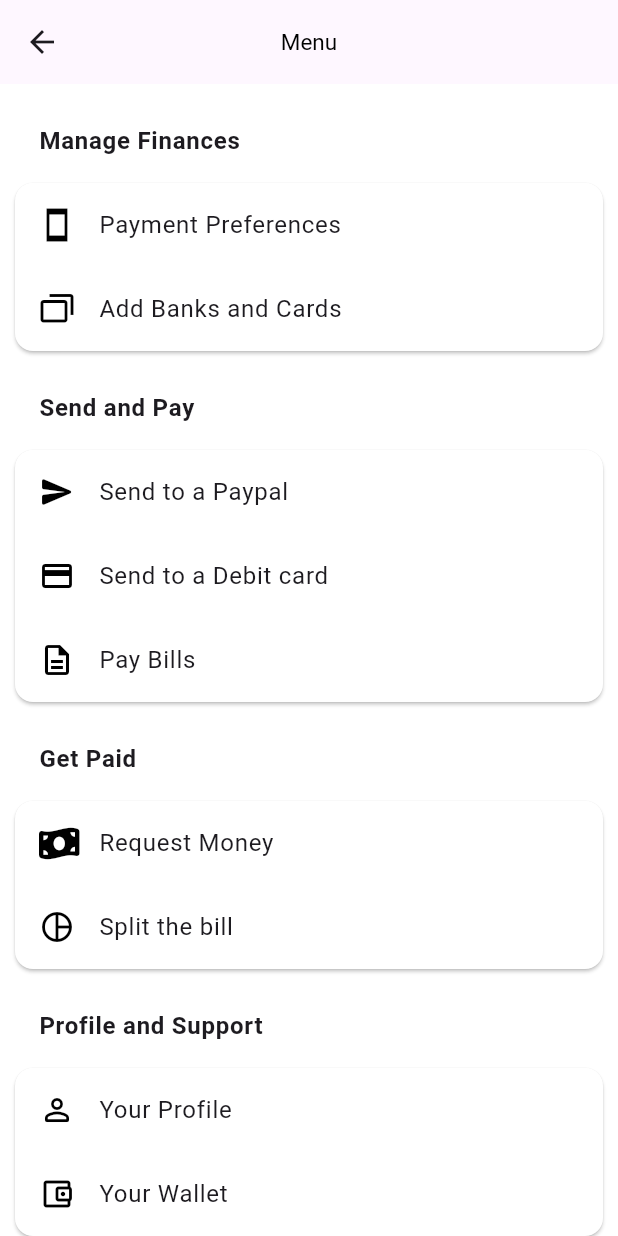
After one commit to diyang24/pay_pal_clone, a Flutter app: the HomeScreen screen opened by its route, after a tap on the "menu" icon, on a phone screen of 412 x 824 dp. The commit adds this screen. Run offline on Flutter 3.47's test engine with Material 3 defaults, Android fonts, the light colour scheme and no system bars; our stand-ins replace font_awesome_flutter, google_fonts; Roboto replaces fonts that are missing (Arial).

Commit message:
+ menu_page

```diff
--- a/lib/screens/home_screen.dart
+++ b/lib/screens/home_screen.dart
@@ -1,5 +1,6 @@
 import 'package:flutter/material.dart';
 import '../widgets/send_request_buttons.dart'; // Ensure this widget has rounded black buttons
+import 'package:paypal_clone/screens/menu_page.dart';
 import 'package:paypal_clone/screens/profile_page.dart';
 
 class HomeScreen extends StatelessWidget {
@@ -19,7 +20,16 @@ class HomeScreen extends StatelessWidget {
               child: Row(
                 mainAxisAlignment: MainAxisAlignment.spaceBetween,
                 children: [
-                  Icon(Icons.menu, color: Colors.black),
+                  IconButton(
+                    onPressed: () {
+                      Navigator.push(
+                        context,
+                        MaterialPageRoute(
+                            builder: (context) => const MenuPage()),
+                      );
+                    },
+                    icon: const Icon(Icons.menu, color: Colors.black),
+                  ),
                   IconButton(
                     onPressed: () {
                       Navigator.push(
@@ -28,7 +38,8 @@ class HomeScreen extends StatelessWidget {
                             builder: (context) => const ProfilePage()),
                       );
                     },
-                    icon: const Icon(Icons.person_outline, color: Colors.black),
+                    icon: const Icon(Icons.person_outline_rounded,
+                        color: Colors.black),
                   ),
                 ],
               ),
--- /dev/null
+++ b/lib/screens/menu_page.dart
@@ -0,0 +1,162 @@
+import 'package:flutter/material.dart';
+import 'package:font_awesome_flutter/font_awesome_flutter.dart';
+import 'package:paypal_clone/screens/profile_page.dart';
+
+class MenuPage extends StatelessWidget {
+  const MenuPage({super.key});
+
+  @override
+  Widget build(BuildContext context) {
+    return Scaffold(
+      appBar: AppBar(
+        leading: BackButton(),
+        centerTitle: true,
+        title: const Text(
+          'Menu',
+          style: TextStyle(
+            color: Colors.black,
+            fontFamily: 'Arial',
+            fontSize: 15,
+          ),
+        ),
+      ),
+      backgroundColor: const Color(0xF2F4F8),
+      body: Container(
+        color: Color(0xF2F4F8),
+        child: ListView(
+          padding: EdgeInsets.all(10),
+          children: [
+            ListTile(
+              title: Text(
+                "Manage Finances",
+                style: TextStyle(fontWeight: FontWeight.w600),
+              ),
+            ),
+            Card(
+              margin: EdgeInsets.only(top: 0, bottom: 10),
+              child: Column(
+                children: [
+                  ListTile(
+                    leading: Icon(
+                      Icons.smartphone_sharp,
+                      color: Colors.black,
+                    ),
+                    title: Text("Payment Preferences"),
+                  ),
+                  ListTile(
+                    leading: Transform.rotate(
+                      angle: 3.14 / 2,
+                      child: Icon(
+                        Icons.copy,
+                        color: Colors.black,
+                      ),
+                    ),
+                    title: Text("Add Banks and Cards"),
+                  )
+                ],
+              ),
+              color: Colors.white,
+            ),
+            ListTile(
+              title: Text(
+                "Send and Pay",
+                style: TextStyle(fontWeight: FontWeight.w600),
+              ),
+            ),
+            Card(
+              margin: EdgeInsets.only(top: 0, bottom: 10),
+              child: Column(
+                children: [
+                  ListTile(
+                    leading: Icon(
+                      Icons.send_rounded,
+                      color: Colors.black,
+                    ),
+                    title: Text("Send to a Paypal "),
+                  ),
+                  ListTile(
+                    leading: Icon(
+                      Icons.credit_card_outlined,
+                      color: Colors.black,
+                    ),
+                    title: Text("Send to a Debit card"),
+                  ),
+                  ListTile(
+                    leading: Icon(
+                      Icons.description_outlined,
+                      color: Colors.black,
+                    ),
+                    title: Text("Pay Bills"),
+                  ),
+                ],
+              ),
+              color: Colors.white,
+            ),
+            ListTile(
+              title: Text(
+                "Get Paid",
+                style: TextStyle(fontWeight: FontWeight.w600),
+              ),
+            ),
+            Card(
+              margin: EdgeInsets.only(top: 0, bottom: 10),
+              child: Column(
+                children: [
+                  ListTile(
+                    leading: Icon(
+                      FontAwesomeIcons.moneyBillWave,
+                      color: Colors.black,
+                    ),
+                    title: Text("Request Money"),
+                  ),
+                  ListTile(
+                    leading: Icon(
+                      Icons.pie_chart_outline,
+                      color: Colors.black,
+                    ),
+                    title: Text("Split the bill"),
+                  ),
+                ],
+              ),
+              color: Colors.white,
+            ),
+            ListTile(
+              title: Text(
+                "Profile and Support",
+                style: TextStyle(fontWeight: FontWeight.w600),
+              ),
+            ),
+            Card(
+              margin: EdgeInsets.only(top: 0, bottom: 10),
+              child: Column(
+                children: [
+                  ListTile(
+                    leading: Icon(
+                      Icons.person_outline_rounded,
+                      color: Colors.black,
+                    ),
+                    title: Text("Your Profile"),
+                    onTap: () {
+                      Navigator.push(
+                          context,
+                          MaterialPageRoute(
+                              builder: (context) => const ProfilePage()));
+                    },
+                  ),
+                  ListTile(
+                    leading: Icon(
+                      Icons.account_balance_wallet_outlined,
+                      color: Colors.black,
+                    ),
+                    title: Text("Your Wallet"),
+                  )
+                ],
+              ),
+              color: Colors.white,
+            ),
+          ],
+        ),
+      ),
+    );
+  }
+}
--- a/lib/screens/profile_page.dart
+++ b/lib/screens/profile_page.dart
@@ -1,5 +1,6 @@
 import 'package:flutter/material.dart';
 import 'package:paypal_clone/screens/notifications_page.dart';
+import 'package:paypal_clone/screens/login_page.dart';
 
 class ProfilePage extends StatelessWidget {
   const ProfilePage({super.key});
@@ -37,6 +38,7 @@ class ProfilePage extends StatelessWidget {
           Card(
             margin: EdgeInsets.only(top: 10, bottom: 10),
             child: ListTile(
+              contentPadding: EdgeInsets.all(100),
               leading: Icon(
                 Icons.person_outline,
                 color: Colors.black,
@@ -78,7 +80,7 @@ class ProfilePage extends StatelessWidget {
                 ),
                 ListTile(
                   leading: Icon(
-                      Icons.attach_money_outlined,
+                    Icons.monetization_on_outlined,
                     color: Colors.black,
                   ),
                   title: Text("Marketing Preferences"),
@@ -128,10 +130,15 @@ class ProfilePage extends StatelessWidget {
                 color: Colors.black,
               ),
               title: Text("Log Out"),
+              onTap: () {
+                Navigator.push(context,
+                    MaterialPageRoute(builder: (context) => const LoginPage()));
+              },
             ),
             color: Colors.white,
           )
         ],
-        ));
+      ),
+    );
   }
 }
```
Lines whose indentation alone changed are shown as unchanged.
